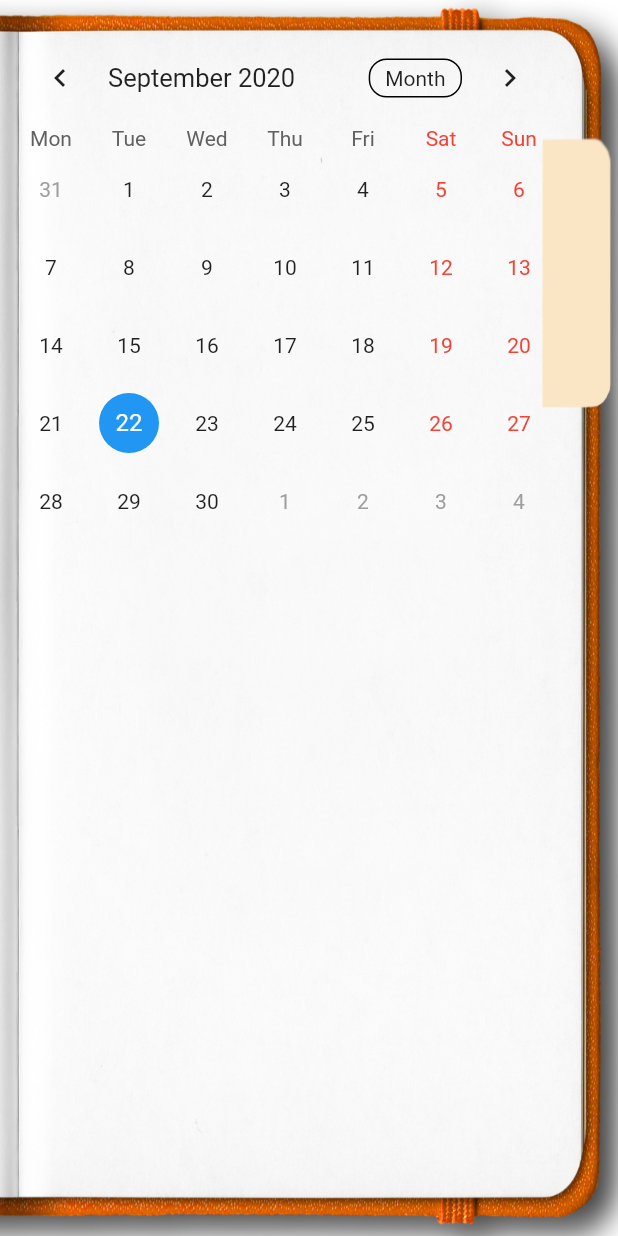
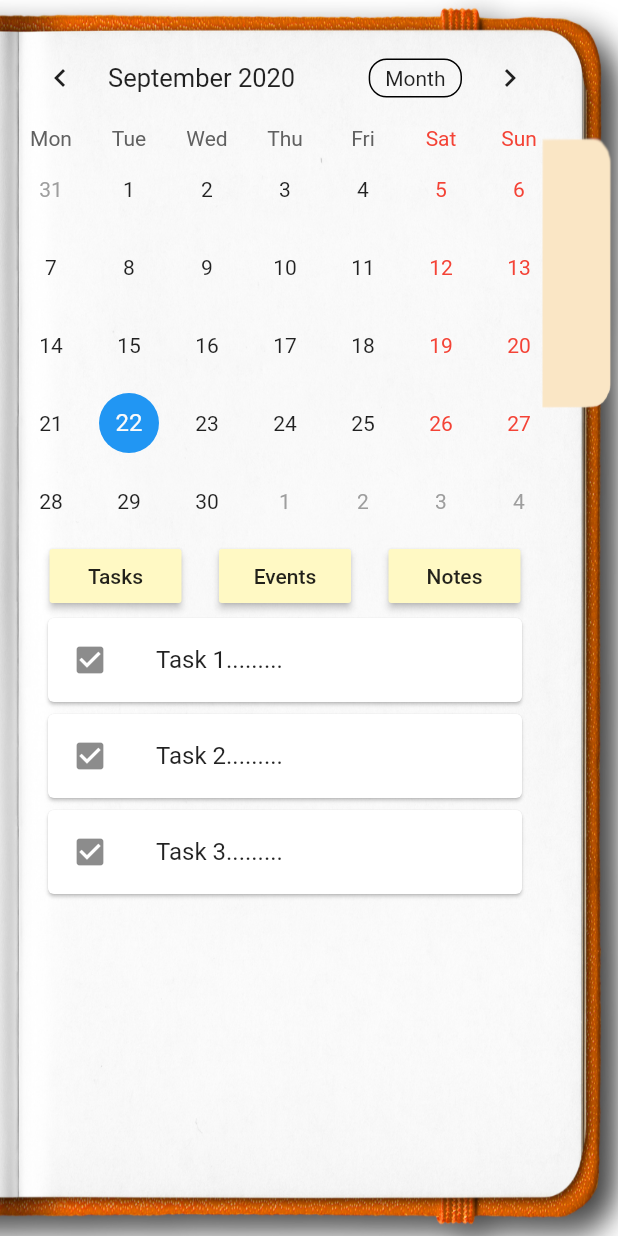
Before and after one commit to zmoghbel/ziba-life-planner, a Flutter app: the screen it shows after launch, on a phone screen of 412 x 824 dp. Run offline on Flutter 3.47's test engine with Material 2 defaults, Android fonts, the phone set to English and light mode, and no system bars; drawn by our look-alikes of table_calendar; our stand-ins replace shimmer.

Commit message:
Added 'Tasks', 'Events' & 'Notes' Buttons in homePage

```diff
--- a/lib/pages/home-page.dart
+++ b/lib/pages/home-page.dart
@@ -58,6 +58,7 @@ class _HomePageState extends State<HomePage> {
                 //crossAxisAlignment: CrossAxisAlignment.start,
                 children: [
                   TableCalendar(
+                    //availableCalendarFormats: CalendarFormat.day,
                     events: _events,
                     calendarController: _controller,
                     onDaySelected: (date, event) {
@@ -79,6 +80,77 @@ class _HomePageState extends State<HomePage> {
                       selectedColor: Theme.of(context).primaryColor,
                     ),
                   ),
+                  Row(
+                    mainAxisAlignment: MainAxisAlignment.spaceEvenly,
+                    children: [
+                      RaisedButton(
+                        color: Colors.yellow[100],
+                        child: Text('Tasks'),
+                        onPressed: () {
+                          setState(() {
+                            debugPrint(
+                              'Tasks was tapped',
+                            );
+                          });
+                        },
+                      ),
+                      RaisedButton(
+                        color: Colors.yellow[100],
+                        child: Text('Events'),
+                        onPressed: () {
+                          setState(() {
+                            debugPrint(
+                              'Events was tapped',
+                            );
+                          });
+                        },
+                      ),
+                      RaisedButton(
+                        color: Colors.yellow[100],
+                        child: Text('Notes'),
+                        onPressed: () {
+                          setState(() {
+                            debugPrint(
+                              'Notes was tapped',
+                            );
+                          });
+                        },
+                      ),
+                    ],
+                  ),
+                  Padding(
+                    padding: const EdgeInsets.symmetric(
+                      horizontal: 20.0,
+                    ),
+                    child: Column(
+                      children: [
+                        Card(
+                          child: ListTile(
+                            title: Text("Task 1........."),
+                            leading: Icon(Icons.check_box),
+                            onTap: () {
+                              setState(() {
+                                print('Task 1 was tapped');
+                              });
+                            },
+                          ),
+                        ),
+                        Card(
+                          child: ListTile(
+                            //tileColor: Colors.green,
+                            title: Text("Task 2........."),
+                            leading: Icon(Icons.check_box),
+                          ),
+                        ),
+                        Card(
+                          child: ListTile(
+                            title: Text("Task 3........."),
+                            leading: Icon(Icons.check_box),
+                          ),
+                        ),
+                      ],
+                    ),
+                  ),
                 ],
               ),
             ),
```
